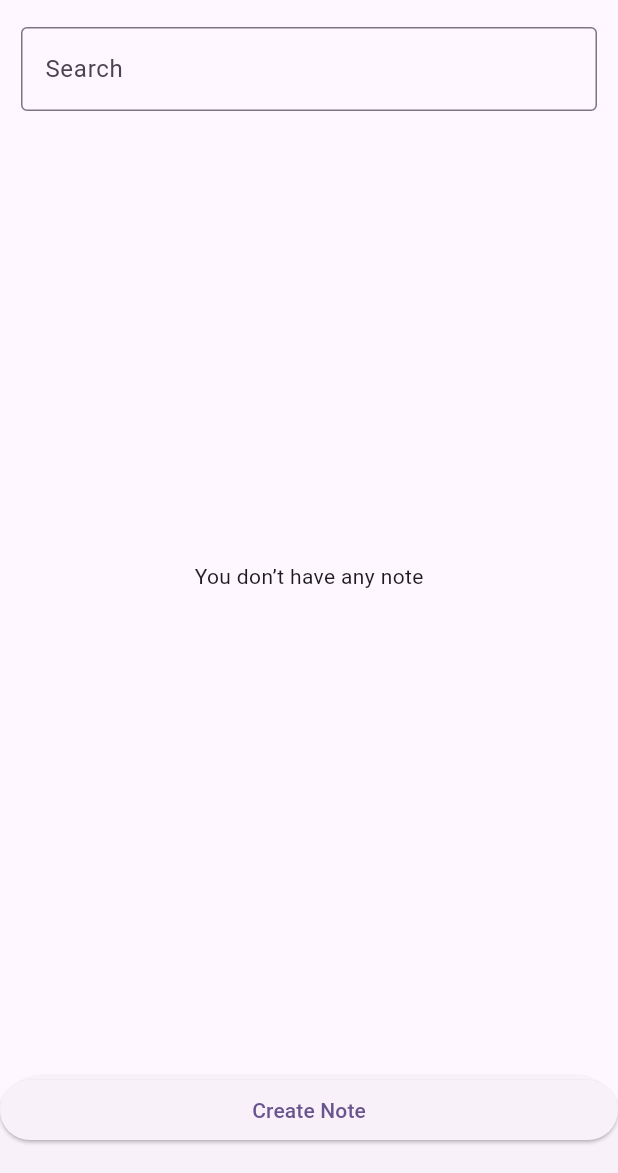
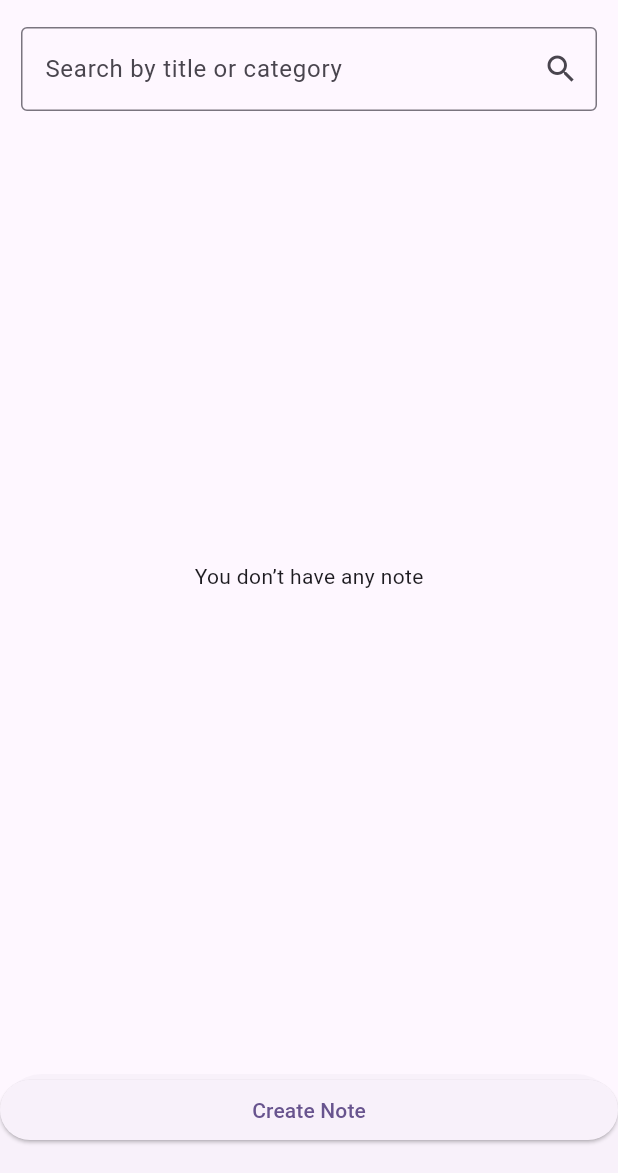
Before and after one commit to afaqbhatti1/quick_note, a Flutter app: the screen it shows after launch, on a phone screen of 412 x 824 dp, the part 63-1236 px from its top. Run offline on Flutter 3.47's test engine with Material 3 defaults, Android fonts, the phone set to English and light mode, and no system bars.

Commit message:
search hint change

```diff
--- a/lib/view/notes_home.dart
+++ b/lib/view/notes_home.dart
@@ -56,8 +56,9 @@ class NotesHomePage extends StatelessWidget {
                       notesProvider.searchNotes(value);
                     },
                     decoration: const InputDecoration(
-                      labelText: 'Search',
+                      labelText: 'Search by title or category',
                       border: OutlineInputBorder(),
+                      suffixIcon: Icon(Icons.search),
                     ),
                   ),
                 ),
```
